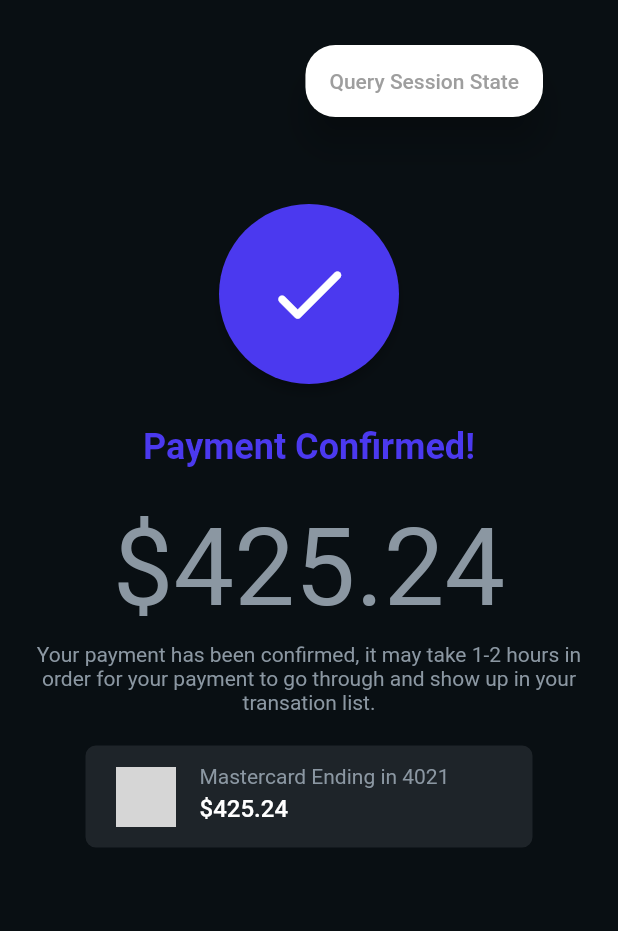
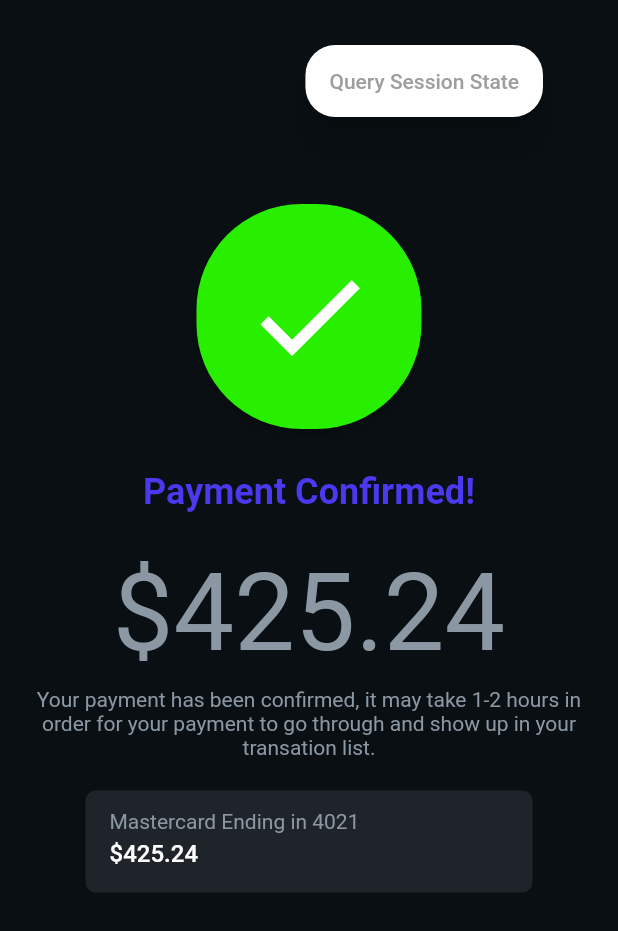
Before and after one commit to GabrielMarcus1/Gabe, a Flutter app: the PaymentconfirmationWidget screen opened directly, on a phone screen of 412 x 824 dp. Shown: the top 931 px of the screen. Run offline on Flutter 3.47's test engine with Material 2 defaults, Android fonts, the phone set to English and light mode, and no system bars; missing offline and left inert: dart:ffi; Roboto replaces fonts that are missing (Lexend Deca); grey boxes are pictures that could not be loaded.

Commit message:
Comments added and minor modularaity peformed in paymentStatus

```diff
--- a/lib/PaymentHistory.dart
+++ b/lib/PaymentHistory.dart
@@ -6,7 +6,7 @@ import 'package:flutter/material.dart';
 import 'PaymentHistoryInformation.dart';
 
 
-
+//TODO get link to the json and read it in
 class MyApp extends StatelessWidget {
  // final List<String> items;
 
--- a/lib/PaymentStatus.dart
+++ b/lib/PaymentStatus.dart
@@ -2,6 +2,8 @@
 //import '../flutter_flow/flutter_flow_theme.dart';
 //import '../flutter_flow/flutter_flow_util.dart';
 //import '../flutter_flow/flutter_flow_widgets.dart';
+import 'dart:ffi';
+
 import 'package:flutter/material.dart';
 //import 'package:google_fonts/google_fonts.dart';
 
@@ -38,6 +40,7 @@ class _PaymentconfirmationWidgetState extends State<PaymentconfirmationWidget> {
                     ),
                     margin: const EdgeInsets.all(30),
                     child: MaterialButton(
+                      //button to query payment or for help if we want to add this feature ???
                       child: const Text(
                         'Query Session State',
                         style: TextStyle(color: Colors.grey),
@@ -51,28 +54,13 @@ class _PaymentconfirmationWidgetState extends State<PaymentconfirmationWidget> {
               ),
             ),
             Padding(
-              padding: EdgeInsetsDirectional.fromSTEB(0, 24, 0, 0),
-              child: Card(
-                clipBehavior: Clip.antiAliasWithSaveLayer,
-                color: Color(0xFF4B39EF),
-                elevation: 3,
-                shape: RoundedRectangleBorder(
-                  borderRadius: BorderRadius.circular(70),
+                padding: EdgeInsetsDirectional.fromSTEB(0, 24, 0, 0),
+                child: StatusDisplay("confirmed") // TODO SEND STATUS FROM HERE, this method is lower down
                 ),
-                child: Padding(
-                  padding: EdgeInsetsDirectional.fromSTEB(30, 30, 30, 30),
-                  child: Icon(
-                    Icons.check_rounded,
-                    color: Colors.white,
-                    size: 60,
-                  ),
-                ),
-              ),
-            ),
             Padding(
               padding: EdgeInsetsDirectional.fromSTEB(0, 24, 0, 0),
               child: Text(
-                'Payment Confirmed!', //add backend of payment confirmed or denied or pending
+                'Payment Confirmed!', //TODO add backend of payment confirmed or denied or pending
                 style: TextStyle(
                   fontFamily: 'Lexend Deca',
                   color: Color(0xFF4B39EF),
@@ -84,7 +72,7 @@ class _PaymentconfirmationWidgetState extends State<PaymentconfirmationWidget> {
             Padding(
               padding: EdgeInsetsDirectional.fromSTEB(0, 24, 0, 0),
               child: Text(
-                '\$425.24', //add backend of amount
+                '\$425.24', //TODO ADD AMOUNT PAID
                 style: TextStyle(
                   fontFamily: 'Lexend Deca',
                   color: Color(0xFF8B97A2),
@@ -122,15 +110,6 @@ class _PaymentconfirmationWidgetState extends State<PaymentconfirmationWidget> {
                   mainAxisSize: MainAxisSize.max,
                   children: [
                     Padding(
-                      padding: EdgeInsetsDirectional.fromSTEB(20, 0, 0, 0),
-                      child: Image.asset(
-                        'assets/images/masterCard@2x.png',
-                        width: 40,
-                        height: 40,
-                        fit: BoxFit.fitWidth,
-                      ),
-                    ),
-                    Padding(
                       padding: EdgeInsetsDirectional.fromSTEB(16, 0, 0, 0),
                       child: Column(
                         mainAxisSize: MainAxisSize.max,
@@ -140,7 +119,7 @@ class _PaymentconfirmationWidgetState extends State<PaymentconfirmationWidget> {
                           Padding(
                             padding: EdgeInsetsDirectional.fromSTEB(0, 0, 0, 4),
                             child: Text(
-                              'Mastercard Ending in 4021',
+                              'Mastercard Ending in 4021', //TODO ADD END OF ACCOUNT NUMBER THEY USED
                               style: TextStyle(
                                 fontFamily: 'Lexend Deca',
                                 color: Color(0xFF8B97A2),
@@ -152,7 +131,7 @@ class _PaymentconfirmationWidgetState extends State<PaymentconfirmationWidget> {
                           Padding(
                             padding: EdgeInsetsDirectional.fromSTEB(0, 0, 0, 4),
                             child: Text(
-                              '\$425.24',
+                              '\$425.24', //TODO ADD AMOUNT THEY PAID
                               style: TextStyle(
                                 fontFamily: 'Lexend Deca',
                                 color: Colors.white,
@@ -168,44 +147,66 @@ class _PaymentconfirmationWidgetState extends State<PaymentconfirmationWidget> {
                 ),
               ),
             ),
-            /*  Expanded(
-              child: Padding(
-                padding: EdgeInsetsDirectional.fromSTEB(0, 0, 0, 32),
-                child: Column(
-                  mainAxisSize: MainAxisSize.max,
-                  mainAxisAlignment: MainAxisAlignment.end,
-                  children: [
-                    FFButtonWidget(
-                      onPressed: () {
-                        print('Button pressed ...');
-                      },
-                      text: 'Go Home',
-                      options: FFButtonOptions(
-                        width: 230,
-                        height: 50,
-                        color: Color(0xFF1E2429),
-                        textStyle:
-                            FlutterFlowTheme.of(context).subtitle2.override(
-                                  fontFamily: 'Lexend Deca',
-                                  color: Colors.white,
-                                  fontSize: 16,
-                                  fontWeight: FontWeight.w500,
-                                ),
-                        elevation: 0,
-                        borderSide: BorderSide(
-                          color: Colors.transparent,
-                          width: 1,
-                        ),
-                        borderRadius: 40,
-                      ),
-                    ),
-                  ],
-                ),
-              ),
-            ), */
           ],
         ),
       ),
     );
   }
 }
+
+
+/**
+ * image of tick cross or pending showing current status of payment
+ */
+class StatusDisplay extends StatelessWidget {
+  final String status;
+  const StatusDisplay(this.status);
+  @override
+  Widget build(BuildContext context) {
+    if(status == "confirmed") { //add a pending option in if statement
+      return Card(
+        clipBehavior: Clip.antiAliasWithSaveLayer,
+        color: Color.fromARGB(255, 40, 238, 0), //TODO if statemtns depending on if payment complete pending or declined,
+        elevation: 3,
+        shape: RoundedRectangleBorder(
+          borderRadius: BorderRadius.circular(70),
+        ),
+        child: Padding(
+          padding: EdgeInsetsDirectional.fromSTEB(30, 30, 30, 30),
+          child: Icon(
+            Icons.check_outlined, //TODO if statemtns depending on if payment complete pending or declined, (use check_circle_outlined for confirmed)
+            color: Colors.white, //TODO if statemtns depending on if payment complete pending or declined
+            size: 90,
+          ),
+        ),
+      );
+    }
+     else{
+      return Card(
+        clipBehavior: Clip.antiAliasWithSaveLayer,
+        color: Color.fromARGB(255, 40, 238, 0), //TODO if statemtns depending on if payment complete pending or declined,
+        elevation: 3,
+        shape: RoundedRectangleBorder(
+          borderRadius: BorderRadius.circular(70),
+        ),
+        child: Padding(
+          padding: EdgeInsetsDirectional.fromSTEB(30, 30, 30, 30),
+          child: Icon(
+            Icons
+                .close, //TODO if statemtns depending on if payment complete pending or declined, (use check_circle_outlined for confirmed)
+            color: Colors
+                .white, //TODO if statemtns depending on if payment complete pending or declined
+            size: 90,
+          ),
+        ),
+      );
+    }
+  }
+
+
+
+
+
+
+
+}
--- a/lib/main.dart
+++ b/lib/main.dart
@@ -4,6 +4,9 @@ import 'package:flutter_application_2/PaymentStatus.dart';
 import 'PaymentHistory.dart';
 import 'Settings.dart';
 
+
+
+//CLASS USED FOR TESTING
 void main() {
   runApp(const MaterialApp(
     title: 'Navigation Basics',
@@ -58,7 +61,7 @@ class FirstRoute extends StatelessWidget {
             },
           ),
           new ElevatedButton(
-            child: const Text('Pop up'),
+            child: const Text('Payment confirmation'),
             onPressed: () {
               Navigator.push(
                   // SettingsPageWidget();
```
Also changed, not shown: lib/PaymentPopUpConfirmation.dart (+9 -66 lines), lib/Settings.dart (+7 -4 lines).
